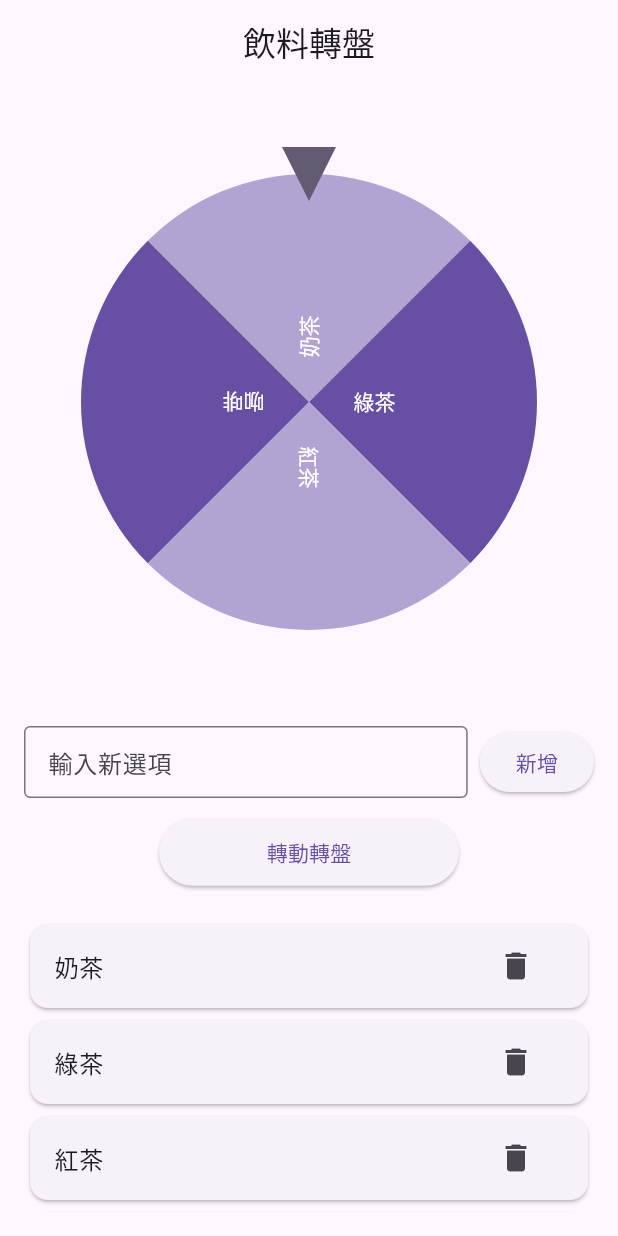
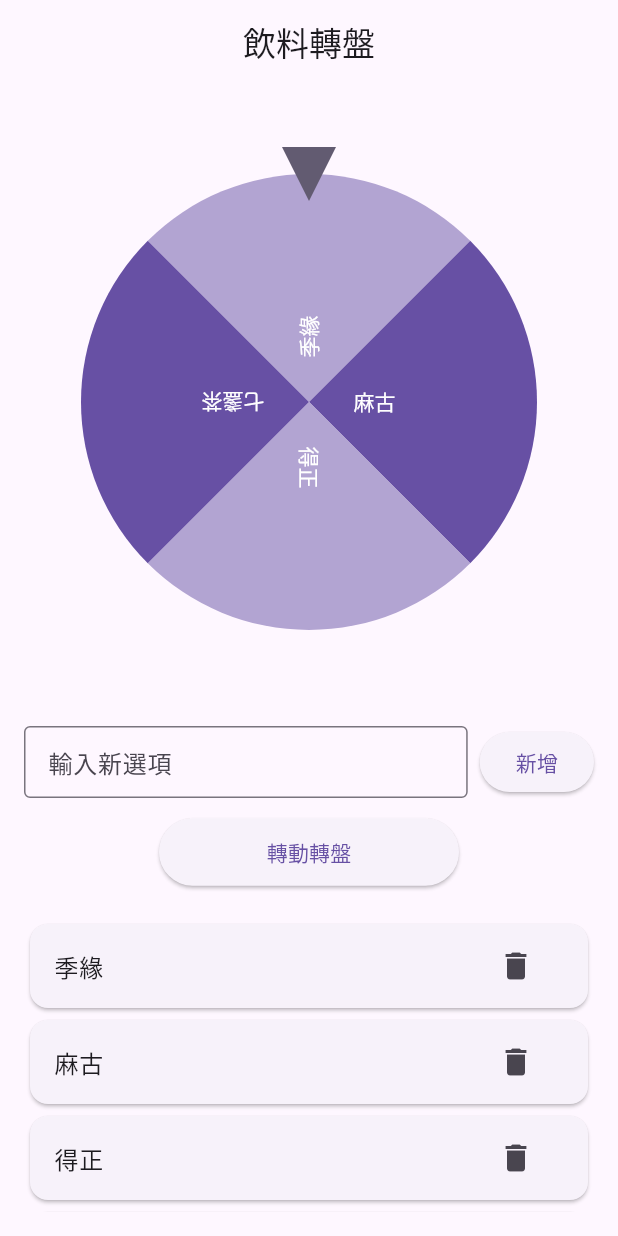
Before and after one commit to estateangela/what-to-drink-spinner, a Flutter app: the screen it shows after launch, on a phone screen of 412 x 824 dp. Run offline on Flutter 3.47's test engine with Material 3 defaults, Android fonts, the phone set to English and light mode, and no system bars; drawn by our look-alikes of flutter_fortune_wheel.

Commit message:
Update main.dart

```diff
--- a/my_app/lib/main.dart
+++ b/my_app/lib/main.dart
@@ -15,7 +15,7 @@ class DrinkWheelApp extends StatefulWidget {
 }
 
 class _DrinkWheelAppState extends State<DrinkWheelApp> {
-  final List<String> options = ["奶茶", "綠茶", "紅茶", "咖啡"];
+  final List<String> options = ["季緣", "麻古", "得正", "七盞茶"];
   late final StreamController<int> controller;
   final TextEditingController _textController = TextEditingController();
 
@@ -50,6 +50,7 @@ class _DrinkWheelAppState extends State<DrinkWheelApp> {
   @override
   Widget build(BuildContext context) {
     return MaterialApp(
+      debugShowCheckedModeBanner: false,
       theme: ThemeData(
         primarySwatch: Colors.blueGrey,
         visualDensity: VisualDensity.adaptivePlatformDensity,
```
